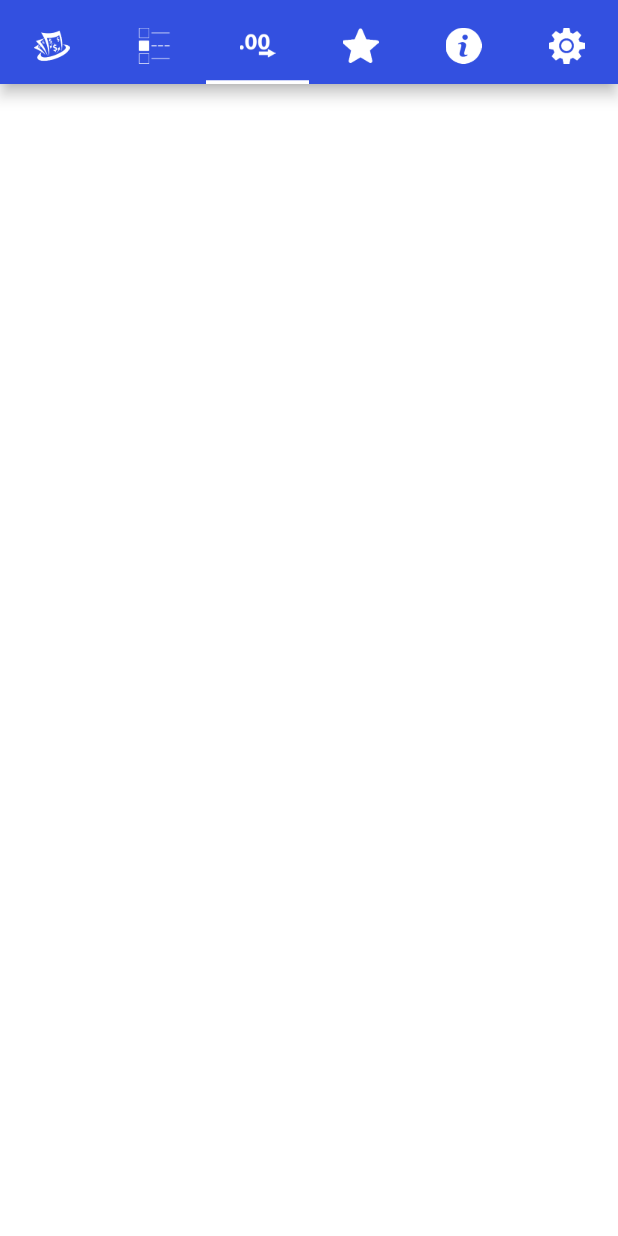
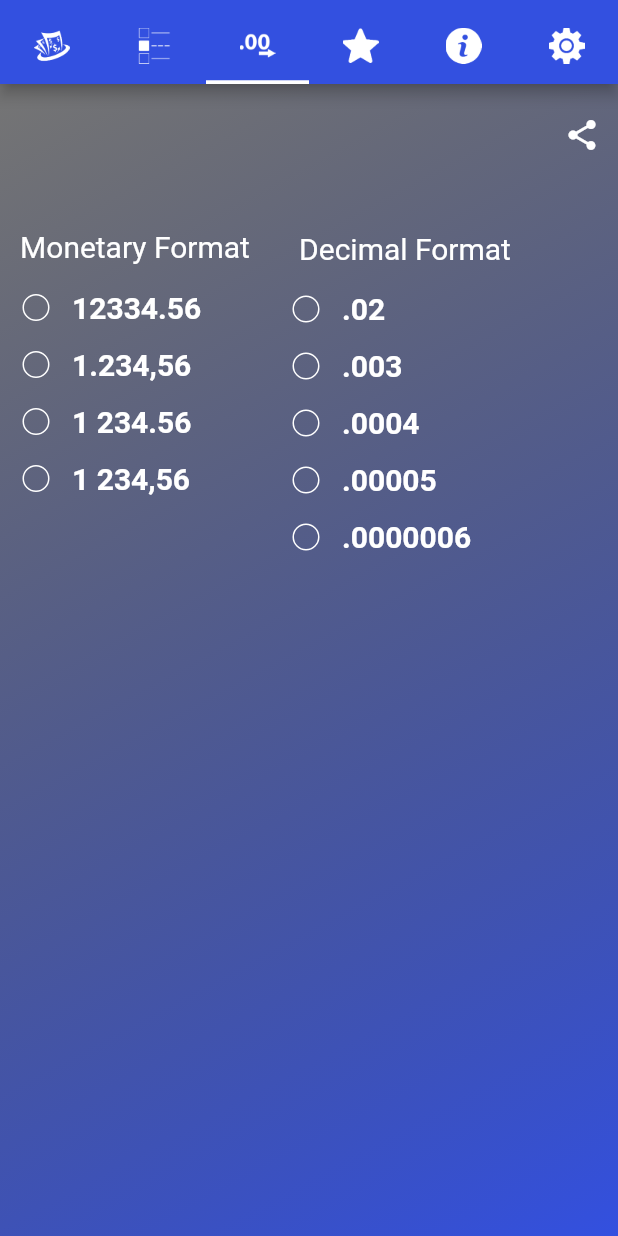
Before and after one commit to Officialchandan/currency_converter, a Flutter app: the screen it shows after launch, tab 3 chosen, on a phone screen of 412 x 824 dp. Run offline on Flutter 3.47's test engine with Material 2 defaults, Android fonts, the phone set to English and light mode, and no system bars; our stand-ins replace dio, flutter_colorpicker, google_fonts, math_expressions, shared_preferences; missing offline and left inert: auto_size_text_pk, dart:ffi.

Commit message:
commit day 7

```diff
--- a/lib/TapScreens/ReatingPop.dart
+++ b/lib/TapScreens/ReatingPop.dart
@@ -10,6 +10,8 @@ class ReatingPop extends StatefulWidget {
 class _ReatingPopState extends State<ReatingPop> {
   @override
   Widget build(BuildContext context) {
-    return Scaffold();
+    return Scaffold(
+      backgroundColor: Colors.transparent,
+    );
   }
 }
--- a/lib/TapScreens/TeramAndCondition.dart
+++ b/lib/TapScreens/TeramAndCondition.dart
@@ -10,6 +10,8 @@ class TeramAndCondition extends StatefulWidget {
 class _TeramAndConditionState extends State<TeramAndCondition> {
   @override
   Widget build(BuildContext context) {
-    return Scaffold();
+    return Scaffold(
+      backgroundColor: Colors.transparent,
+    );
   }
 }
--- a/lib/TapScreens/decimalSceen.dart
+++ /dev/null
@@ -1,15 +0,0 @@
-import 'package:flutter/material.dart';
-
-class DecimalScreens extends StatefulWidget {
-  const DecimalScreens({Key? key}) : super(key: key);
-
-  @override
-  _DecimalScreensState createState() => _DecimalScreensState();
-}
-
-class _DecimalScreensState extends State<DecimalScreens> {
-  @override
-  Widget build(BuildContext context) {
-    return Scaffold();
-  }
-}
--- /dev/null
+++ b/lib/TapScreens/decimalsceen.dart
@@ -0,0 +1,187 @@
+
+
+import 'package:currency_converter/Themes/colors.dart';
+import 'package:flutter/material.dart';
+
+class DecimalScreens extends StatefulWidget {
+  const DecimalScreens({Key? key}) : super(key: key);
+
+  @override
+  _DecimalScreensState createState() => _DecimalScreensState();
+}
+
+class _DecimalScreensState extends State<DecimalScreens> {
+
+  int value=-1;
+  int value1=-1;
+  int num=4;
+  int num1=6;
+
+  List <String>radiMonetaryFormat=["12334.56","1.234,56","1 234.56","1 234,56",];
+  List <bool> boolMonetaryFormate=[false,false,false,false];
+  List <bool> boolDecimalFormate=[false,false,false,false,false,false];
+  List <String>radiDecimalFormat=[".02",".003",".0004",".00005",".0000006","Dont't show "];
+
+  @override
+
+  Widget build(BuildContext context) {
+    return Scaffold(
+      backgroundColor: Colors.transparent,
+      body: Column(
+        children: [
+          SizedBox(height: 10,),
+          Row(mainAxisAlignment: MainAxisAlignment.end,
+            children: [
+              IconButton(onPressed: (){}, icon: Icon(Icons.share,color: MyColors.textColor)),
+            ],
+          ),
+
+          Row(
+            children: [
+              Container(
+                width: 180,
+                child: Column(
+                  children: [
+
+                    Text("Monetary Format",style: TextStyle(color: MyColors.textColor,fontSize: 20),),
+                    SizedBox(height: 10,),
+                    ListView.builder(
+                      padding: EdgeInsets.all(0),
+
+                      shrinkWrap: true,
+
+                      itemCount:num,
+                      itemBuilder: (context, index) {
+                        return  Container(
+                          width: 150,
+                          height: 38  ,
+                          child: Row(
+                            children: [    Checkbox(
+                              side: BorderSide(color: MyColors.textColor),
+                              value:boolMonetaryFormate[index] ,
+
+
+                              onChanged: (value) {
+                                int j=0;
+                                setState(() {
+
+
+                                  boolMonetaryFormate.forEach((element) {
+
+
+                                    if(index==j)
+                                    {
+                                      boolMonetaryFormate[j]=true;
+                                    }
+                                    else
+                                      boolMonetaryFormate[j]=false;
+
+                                    j++;
+                                  });
+
+                                });
+                              },
+                              activeColor: MyColors.checkBoxValue2?Colors.black45:Colors.white,
+                              checkColor: Colors.black,
+                              tristate: false,
+                              shape: RoundedRectangleBorder(
+                                  borderRadius: BorderRadius.circular(10)),
+                            ),
+                              Text("${radiMonetaryFormat[index]}",style: TextStyle(fontWeight: FontWeight.bold,fontSize: 20,color: MyColors.textColor)),],
+
+                          ),
+                        );
+                      },
+
+                    ),
+
+
+
+
+
+                  ],
+                ),
+              ),
+              Column(children: [
+
+                Container(
+                  margin: EdgeInsets.only(top: 40),
+                  width: 180,
+
+                  child: Column(
+                    children: [
+
+                      Text("Decimal Format",style: TextStyle(color: MyColors.textColor,fontSize: 20),),
+                      SizedBox(height: 10,),
+                      ListView.builder(
+                        padding: EdgeInsets.all(0),
+
+                        shrinkWrap: true,
+
+                        itemCount:5,
+                        itemBuilder: (context, index) {
+                          return  Container(
+                            width: 150,
+                            height: 38  ,
+                            child: Row(
+                           children: [    Checkbox(
+                             side: BorderSide(color: MyColors.textColor),
+                             value:boolDecimalFormate[index] ,
+
+
+                             onChanged: (value) {
+                               int i=0;
+                               setState(() {
+
+
+                                 boolDecimalFormate.forEach((element) {
+
+
+                                   if(index==i)
+                                     {
+                                       boolDecimalFormate[i]=true;
+                                     }
+                                   else
+                                     boolDecimalFormate[i]=false;
+
+                                     i++;
+                                 });
+
+                               });
+                             },
+                             activeColor: MyColors.checkBoxValue2?Colors.black45:Colors.white,
+                             checkColor: Colors.black,
+                             tristate: false,
+                             shape: RoundedRectangleBorder(
+                                 borderRadius: BorderRadius.circular(10)),
+                           ),
+                             Text("${radiDecimalFormat[index]}",style: TextStyle(fontWeight: FontWeight.bold,fontSize: 20,color: MyColors.textColor)),],
+
+                            ),
+                          );
+                        },
+
+                      ),
+
+
+
+
+
+                    ],
+                  ),
+                ),
+
+              ],)
+
+            ],
+          ),
+
+
+
+
+
+        ],
+      ),
+    );
+  }
+}
--- a/lib/Themes/colors.dart
+++ b/lib/Themes/colors.dart
@@ -3,7 +3,8 @@ import 'package:flutter/material.dart';
 class MyColors {
   static  Color   firstthemecolorgr = Color(0xFF3350E0);
 
-  static  Color firstthemecolorgr1 = Color(0xFFAAAFCF);
+  static  Color firstthemecolorgr1 = Colors.black54;
+
 
 
   static Color calcuColor = Color(0xFFB2BBF5);
--- a/lib/pages/home_page.dart
+++ b/lib/pages/home_page.dart
@@ -7,7 +7,7 @@ import 'package:currency_converter/API/apis.dart';
 import 'package:currency_converter/Models/model.dart';
 import 'package:currency_converter/TapScreens/ReatingPop.dart';
 import 'package:currency_converter/TapScreens/TeramAndCondition.dart';
-import 'package:currency_converter/TapScreens/decimalSceen.dart';
+import 'package:currency_converter/TapScreens/decimalsceen.dart';
 import 'package:flutter/material.dart';
 import 'package:flutter/services.dart';
 import 'package:google_fonts/google_fonts.dart';
@@ -31,6 +31,8 @@ class _MyTabBarWidgetState extends State<MyTabBarWidget>
 
   @override
   void initState() {
+
+
     super.initState();
     _tabController = TabController(length: 6, vsync: this);
     SystemChannels.textInput.invokeMethod('TextInput.hide');
@@ -39,6 +41,7 @@ class _MyTabBarWidgetState extends State<MyTabBarWidget>
   final _scaffoldKey = new GlobalKey<ScaffoldState>();
   @override
   Widget build(BuildContext context) {
+
     String textCurrency = "USA";
     var appheight = MediaQuery.of(context).size.height;
     var appwidth = MediaQuery.of(context).size.width;
@@ -86,13 +89,14 @@ class _MyTabBarWidgetState extends State<MyTabBarWidget>
         width: appwidth,
         decoration: BoxDecoration(
             gradient: LinearGradient(
-          colors: [
-            MyColors.firstthemecolorgr1,
-            MyColors.firstthemecolorgr,
-          ],
-          begin: Alignment.topCenter,
-          end: Alignment.bottomCenter,
-        )),
+              colors: [
+                MyColors.firstthemecolorgr1,
+                MyColors.firstthemecolorgr,
+              ],
+                begin: Alignment.topLeft,
+                end: Alignment.bottomRight,
+                stops: [0.001, 1.5]
+            )),
         child: TabBarView(
           controller: _tabController,
           children: [
@@ -179,17 +183,17 @@ class _TapHomeState extends State<TapHome> {
                         SizedBox(
                           width: 115,
                         ),
-                        Text("Updated:"),
+                        Text("Updated:",style: TextStyle(color: MyColors.textColor),),
                         SizedBox(
                           width: 5,
                         ),
-                       MyColors.datemm? Text("${now.month.toString().padLeft(2,'0')}/${now.day.toString().padLeft(2,'0')}/${now.year.toString()}"):Text("${now.day.toString().padLeft(2,'0')}/${now.month.toString().padLeft(2,'0')}/${now.year.toString()}"),
+                       MyColors.datemm? Text("${now.month.toString().padLeft(2,'0')}/${now.day.toString().padLeft(2,'0')}/${now.year.toString()}",style: TextStyle(color: MyColors.textColor),):Text("${now.day.toString().padLeft(2,'0')}/${now.month.toString().padLeft(2,'0')}/${now.year.toString()}",style: TextStyle(color: MyColors.textColor),),
                         SizedBox(
                           width: 50.0,
                         ),
                         Icon(
                           Icons.share,
-                          color: Colors.white,
+                          color: MyColors.textColor,
                         )
                       ],
                     ),
@@ -566,7 +570,7 @@ class _TapHomeState extends State<TapHome> {
                           width: appwidth * 0.45,
                           height: 50,
                           decoration: BoxDecoration(
-                            color: Colors.white,
+                            color: MyColors.textColor,
                             borderRadius: BorderRadius.circular(5),
                           ),
                           child: const Align(
@@ -609,7 +613,7 @@ class _TapHomeState extends State<TapHome> {
                           width: appwidth * 0.45,
                           height: 50,
                           decoration: BoxDecoration(
-                            color: Colors.white,
+                            color: MyColors.textColor,
                             borderRadius: BorderRadius.circular(5),
                           ),
                           child: const Align(
```
Also changed, not shown: lib/pages/second_screen.dart (+1 -9 lines), lib/pages/setting_screen.dart (+102 -51 lines).
